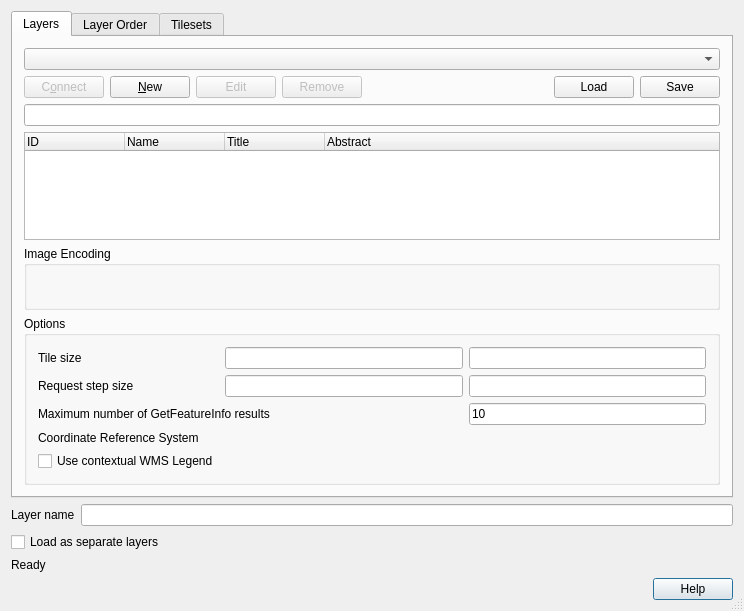
Before: the Qt Designer form src/ui/qgswmssourceselectbase.ui in nextgis/nextgisqgis, drawn with Qt 5.
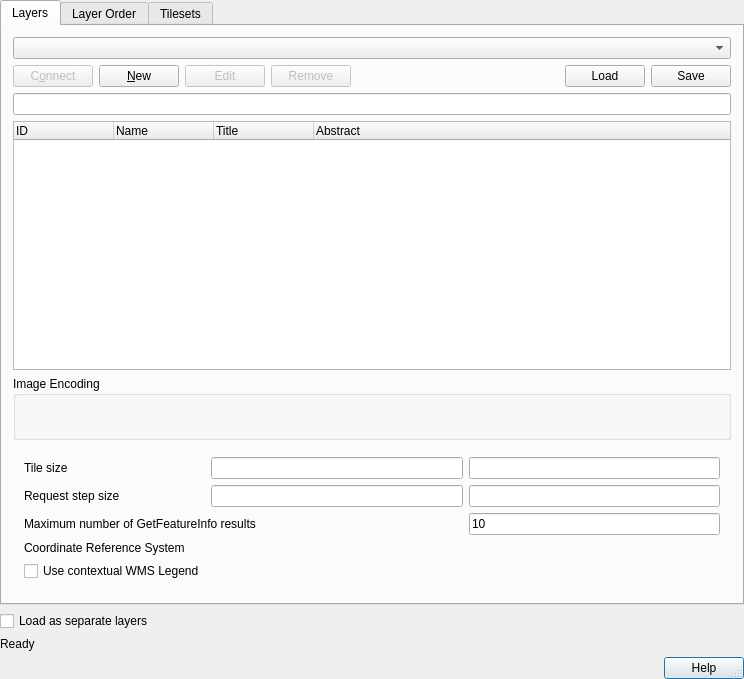
After: the same form once the commit is applied. Icons and pictures are not drawn. Custom widgets are drawn as their Qt base class.

What changed in the file:
```diff
--- a/src/ui/qgswmssourceselectbase.ui
+++ b/src/ui/qgswmssourceselectbase.ui
@@ -7,7 +7,7 @@
     <x>0</x>
     <y>0</y>
     <width>744</width>
-    <height>611</height>
+    <height>679</height>
    </rect>
   </property>
   <property name="windowTitle">
@@ -24,31 +24,58 @@
    <bool>true</bool>
   </property>
   <layout class="QGridLayout" name="gridLayout_2">
-   <item row="5" column="0">
+   <property name="leftMargin">
+    <number>0</number>
+   </property>
+   <property name="topMargin">
+    <number>0</number>
+   </property>
+   <property name="rightMargin">
+    <number>0</number>
+   </property>
+   <property name="bottomMargin">
+    <number>0</number>
+   </property>
+   <item row="1" column="0">
     <widget class="QDialogButtonBox" name="buttonBox">
      <property name="standardButtons">
       <set>QDialogButtonBox::Help</set>
      </property>
     </widget>
    </item>
-   <item row="1" column="0">
-    <layout class="QHBoxLayout" name="horizontalLayout">
-     <item>
-      <widget class="QLabel" name="label">
-       <property name="text">
-        <string>Layer name</string>
-       </property>
-       <property name="buddy">
-        <cstring>leLayerName</cstring>
-       </property>
-      </widget>
-     </item>
-     <item>
-      <widget class="QLineEdit" name="leLayerName"/>
-     </item>
-    </layout>
-   </item>
    <item row="0" column="0">
+    <widget class="QgsScrollArea" name="scrollArea">
+     <property name="frameShape">
+      <enum>QFrame::Shape::NoFrame</enum>
+     </property>
+     <property name="widgetResizable">
+      <bool>true</bool>
+     </property>
+     <widget class="QWidget" name="scrollAreaWidgetContents">
+      <property name="geometry">
+       <rect>
+        <x>0</x>
+        <y>0</y>
+        <width>744</width>
+        <height>647</height>
+       </rect>
+      </property>
+      <layout class="QVBoxLayout" name="verticalLayout_2">
+       <property name="leftMargin">
+        <number>0</number>
+       </property>
+       <property name="topMargin">
+        <number>0</number>
+       </property>
+       <property name="rightMargin">
+        <number>0</number>
+       </property>
+       <property name="bottomMargin">
+        <number>0</number>
+       </property>
+       <item>
+        <layout class="QVBoxLayout" name="verticalLayout">
+         <item>
     <widget class="QTabWidget" name="tabServers">
      <property name="enabled">
       <bool>true</bool>
@@ -170,8 +197,8 @@
         </widget>
        </item>
        <item row="6" column="0">
-        <widget class="QGroupBox" name="gbCRS">
-         <property name="title">
+              <widget class="QgsCollapsibleGroupBox" name="gbCRS" native="true">
+               <property name="title" stdset="0">
           <string>Options</string>
          </property>
          <layout class="QGridLayout">
@@ -479,7 +506,7 @@
      </widget>
     </widget>
    </item>
-   <item row="3" column="0">
+         <item>
     <widget class="QCheckBox" name="mLoadLayersIndividuallyCheckBox">
      <property name="toolTip">
       <string>Load each selected layer as an individual layer</string>
@@ -492,7 +519,7 @@
      </property>
     </widget>
    </item>
-   <item row="4" column="0">
+         <item>
     <widget class="QLabel" name="labelStatus">
      <property name="sizePolicy">
       <sizepolicy hsizetype="Ignored" vsizetype="Preferred">
@@ -509,9 +536,21 @@
     </widget>
    </item>
   </layout>
+       </item>
+      </layout>
+     </widget>
+    </widget>
+   </item>
+  </layout>
  </widget>
  <layoutdefault spacing="6" margin="11"/>
  <customwidgets>
+  <customwidget>
+   <class>QgsScrollArea</class>
+   <extends>QScrollArea</extends>
+   <header>qgsscrollarea.h</header>
+   <container>1</container>
+  </customwidget>
   <customwidget>
    <class>QgsFilterLineEdit</class>
    <extends>QLineEdit</extends>
@@ -523,6 +562,12 @@
    <header>qgsprojectionselectionwidget.h</header>
    <container>1</container>
   </customwidget>
+  <customwidget>
+   <class>QgsCollapsibleGroupBox</class>
+   <extends>QWidget</extends>
+   <header>qgscollapsiblegroupbox.h</header>
+   <container>1</container>
+  </customwidget>
  </customwidgets>
  <tabstops>
   <tabstop>tabServers</tabstop>
```
Left out of the diff: 19 changed lines with no effect on the pictures. Lines whose indentation alone changed are shown as unchanged.
